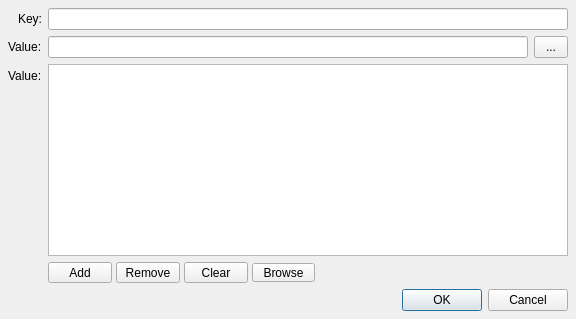
Before: the Qt Designer form core/ui/edit_envvar_ui.ui in mjbonnington/icarus-gps, drawn with Qt 5.
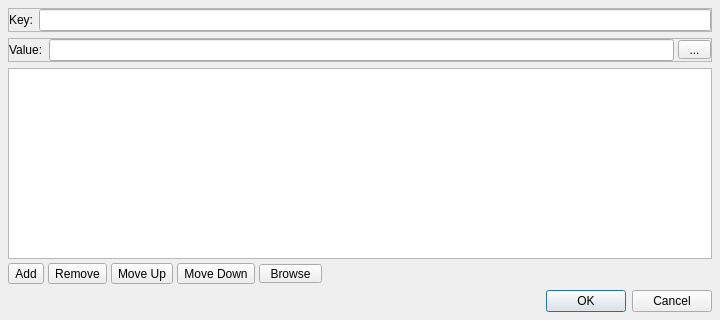
After: the same form once the commit is applied. Icons and pictures are not drawn.

The edit to the form file:
```diff
--- a/core/ui/edit_envvar_ui.ui
+++ b/core/ui/edit_envvar_ui.ui
@@ -6,8 +6,8 @@
    <rect>
     <x>0</x>
     <y>0</y>
-    <width>576</width>
-    <height>256</height>
+    <width>720</width>
+    <height>320</height>
    </rect>
   </property>
   <property name="sizePolicy">
@@ -27,10 +27,23 @@
     <number>8</number>
    </property>
    <item>
-    <layout class="QFormLayout" name="formLayout">
+    <widget class="QFrame" name="key_frame">
+     <property name="frameShape">
+      <enum>QFrame::StyledPanel</enum>
+     </property>
+     <property name="frameShadow">
+      <enum>QFrame::Raised</enum>
+     </property>
+     <layout class="QFormLayout" name="key_formLayout">
+      <property name="fieldGrowthPolicy">
+       <enum>QFormLayout::AllNonFixedFieldsGrow</enum>
+      </property>
      <property name="labelAlignment">
       <set>Qt::AlignRight|Qt::AlignTrailing|Qt::AlignVCenter</set>
      </property>
+      <property name="margin">
+       <number>0</number>
+      </property>
      <item row="0" column="0">
       <widget class="QLabel" name="key_label">
        <property name="text">
@@ -40,6 +53,9 @@
      </item>
      <item row="0" column="1">
       <layout class="QHBoxLayout" name="key_horizontalLayout">
+        <property name="spacing">
+         <number>4</number>
+        </property>
        <item>
         <widget class="QLineEdit" name="key_lineEdit">
          <property name="text">
@@ -49,15 +65,39 @@
        </item>
       </layout>
      </item>
-     <item row="1" column="0">
+     </layout>
+    </widget>
+   </item>
+   <item>
+    <widget class="QFrame" name="value_frame">
+     <property name="frameShape">
+      <enum>QFrame::StyledPanel</enum>
+     </property>
+     <property name="frameShadow">
+      <enum>QFrame::Raised</enum>
+     </property>
+     <layout class="QFormLayout" name="value_formLayout">
+      <property name="fieldGrowthPolicy">
+       <enum>QFormLayout::AllNonFixedFieldsGrow</enum>
+      </property>
+      <property name="labelAlignment">
+       <set>Qt::AlignRight|Qt::AlignTrailing|Qt::AlignVCenter</set>
+      </property>
+      <property name="margin">
+       <number>0</number>
+      </property>
+      <item row="0" column="0">
       <widget class="QLabel" name="value_label">
        <property name="text">
         <string>Value:</string>
        </property>
       </widget>
      </item>
-     <item row="1" column="1">
+      <item row="0" column="1">
       <layout class="QHBoxLayout" name="value_horizontalLayout">
+        <property name="spacing">
+         <number>4</number>
+        </property>
        <item>
         <widget class="QLineEdit" name="value_lineEdit">
          <property name="text">
@@ -78,7 +118,7 @@
          </property>
          <property name="styleSheet">
           <string notr="true">QToolButton {
-	padding: 1px 12px 2px 1px;
+	padding-right: 12px;
 }
 
 QToolButton:pressed, QToolButton:checked:pressed {
@@ -113,23 +153,29 @@
        </item>
       </layout>
      </item>
-     <item row="2" column="0">
-      <widget class="QLabel" name="valueList_label">
-       <property name="text">
-        <string>Value:</string>
-       </property>
-      </widget>
-     </item>
-     <item row="2" column="1">
+     </layout>
+    </widget>
+   </item>
+   <item>
+    <widget class="QFrame" name="valueList_frame">
+     <property name="frameShape">
+      <enum>QFrame::NoFrame</enum>
+     </property>
+     <property name="frameShadow">
+      <enum>QFrame::Plain</enum>
+     </property>
+     <property name="lineWidth">
+      <number>0</number>
+     </property>
       <layout class="QVBoxLayout" name="valueList_verticalLayout">
+      <property name="spacing">
+       <number>4</number>
+      </property>
+      <property name="margin">
+       <number>0</number>
+      </property>
        <item>
         <widget class="QListWidget" name="valueList_listWidget">
-         <property name="sizePolicy">
-          <sizepolicy hsizetype="Expanding" vsizetype="Minimum">
-           <horstretch>0</horstretch>
-           <verstretch>0</verstretch>
-          </sizepolicy>
-         </property>
          <property name="alternatingRowColors">
           <bool>true</bool>
          </property>
@@ -158,11 +204,14 @@
           </property>
           <item>
            <widget class="QToolButton" name="add_toolButton">
-            <property name="minimumSize">
-             <size>
-              <width>64</width>
-              <height>0</height>
-             </size>
+           <property name="sizePolicy">
+            <sizepolicy hsizetype="Maximum" vsizetype="Fixed">
+             <horstretch>0</horstretch>
+             <verstretch>0</verstretch>
+            </sizepolicy>
+           </property>
+           <property name="toolTip">
+            <string>&lt;html&gt;&lt;head/&gt;&lt;body&gt;&lt;p&gt;Add an entry&lt;/p&gt;&lt;/body&gt;&lt;/html&gt;</string>
             </property>
             <property name="text">
              <string>Add</string>
@@ -182,17 +231,20 @@
              <enum>QToolButton::InstantPopup</enum>
             </property>
             <property name="toolButtonStyle">
-             <enum>Qt::ToolButtonTextBesideIcon</enum>
+            <enum>Qt::ToolButtonIconOnly</enum>
             </property>
            </widget>
           </item>
           <item>
            <widget class="QToolButton" name="remove_toolButton">
-            <property name="minimumSize">
-             <size>
-              <width>64</width>
-              <height>0</height>
-             </size>
+           <property name="sizePolicy">
+            <sizepolicy hsizetype="Maximum" vsizetype="Fixed">
+             <horstretch>0</horstretch>
+             <verstretch>0</verstretch>
+            </sizepolicy>
+           </property>
+           <property name="toolTip">
+            <string>&lt;html&gt;&lt;head/&gt;&lt;body&gt;&lt;p&gt;Remove selected entry&lt;/p&gt;&lt;/body&gt;&lt;/html&gt;</string>
             </property>
             <property name="text">
              <string>Remove</string>
@@ -209,20 +261,53 @@
              </size>
             </property>
             <property name="toolButtonStyle">
-             <enum>Qt::ToolButtonTextBesideIcon</enum>
+            <enum>Qt::ToolButtonIconOnly</enum>
             </property>
            </widget>
           </item>
           <item>
-           <widget class="QToolButton" name="clear_toolButton">
-            <property name="minimumSize">
+          <widget class="QToolButton" name="moveUp_toolButton">
+           <property name="sizePolicy">
+            <sizepolicy hsizetype="Maximum" vsizetype="Fixed">
+             <horstretch>0</horstretch>
+             <verstretch>0</verstretch>
+            </sizepolicy>
+           </property>
+           <property name="toolTip">
+            <string>&lt;html&gt;&lt;head/&gt;&lt;body&gt;&lt;p&gt;Move entry up&lt;/p&gt;&lt;/body&gt;&lt;/html&gt;</string>
+           </property>
+           <property name="text">
+            <string>Move Up</string>
+           </property>
+           <property name="icon">
+            <iconset resource="rsc.qrc">
+             <normaloff>:/rsc/rsc/icon_arrow_up.png</normaloff>
+             <disabledoff>:/rsc/rsc/icon_arrow_up_disabled.png</disabledoff>:/rsc/rsc/icon_arrow_up.png</iconset>
+           </property>
+           <property name="iconSize">
              <size>
-              <width>64</width>
-              <height>0</height>
-             </size>
-            </property>
+             <width>15</width>
+             <height>15</height>
+            </size>
+           </property>
+           <property name="toolButtonStyle">
+            <enum>Qt::ToolButtonIconOnly</enum>
+           </property>
+          </widget>
+         </item>
+         <item>
+          <widget class="QToolButton" name="moveDown_toolButton">
+           <property name="sizePolicy">
+            <sizepolicy hsizetype="Maximum" vsizetype="Fixed">
+             <horstretch>0</horstretch>
+             <verstretch>0</verstretch>
+            </sizepolicy>
+           </property>
+           <property name="toolTip">
+            <string>&lt;html&gt;&lt;head/&gt;&lt;body&gt;&lt;p&gt;Move entry down&lt;/p&gt;&lt;/body&gt;&lt;/html&gt;</string>
+           </property>
             <property name="text">
-             <string>Clear</string>
+            <string>Move Down</string>
             </property>
             <property name="icon">
              <iconset resource="rsc.qrc">
@@ -236,7 +321,7 @@
              </size>
             </property>
             <property name="toolButtonStyle">
-             <enum>Qt::ToolButtonTextBesideIcon</enum>
+            <enum>Qt::ToolButtonIconOnly</enum>
             </property>
            </widget>
           </item>
@@ -279,7 +364,7 @@
              <enum>QToolButton::InstantPopup</enum>
             </property>
             <property name="toolButtonStyle">
-             <enum>Qt::ToolButtonTextBesideIcon</enum>
+            <enum>Qt::ToolButtonIconOnly</enum>
             </property>
            </widget>
           </item>
@@ -290,7 +375,7 @@
             </property>
             <property name="sizeHint" stdset="0">
              <size>
-              <width>8</width>
+             <width>40</width>
               <height>20</height>
              </size>
             </property>
@@ -300,21 +385,7 @@
         </widget>
        </item>
       </layout>
-     </item>
-    </layout>
-   </item>
-   <item>
-    <spacer name="verticalSpacer">
-     <property name="orientation">
-      <enum>Qt::Vertical</enum>
-     </property>
-     <property name="sizeHint" stdset="0">
-      <size>
-       <width>20</width>
-       <height>40</height>
-      </size>
-     </property>
-    </spacer>
+    </widget>
    </item>
    <item>
     <widget class="QDialogButtonBox" name="buttonBox">
```
Left out of the diff: 16 changed lines with no effect on the pictures. Lines whose indentation alone changed are shown as unchanged.
